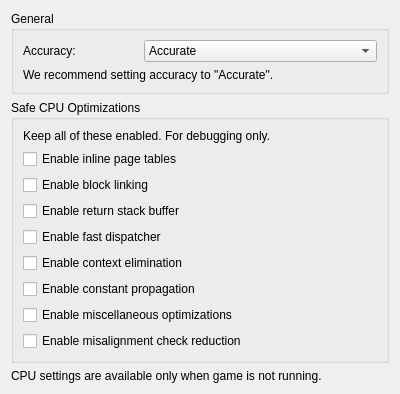
First picture: the form in src/yuzu/configuration/configure_cpu.ui, repository rorrim-rorrim/eden-alt, before the edit.
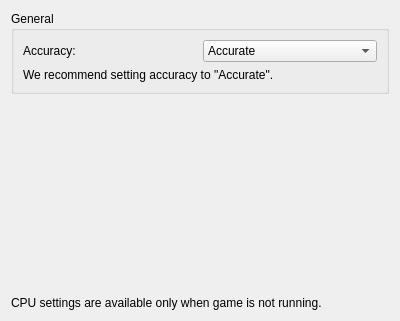
Second picture: the form after the edit.

Commit message: configure_cpu: Split optimization settings off into Debug tab

The edit to the form file:
```diff
--- a/src/yuzu/configuration/configure_cpu.ui
+++ b/src/yuzu/configuration/configure_cpu.ui
@@ -40,7 +40,7 @@
             </item>
             <item>
              <property name="text">
-              <string>Debugging Mode (Debugging ONLY)</string>
+              <string>Enable Debug Mode</string>
              </property>
             </item>
            </widget>
@@ -62,128 +62,6 @@
      </item>
     </layout>
    </item>
-   <item>
-    <layout class="QVBoxLayout">
-     <item>
-      <widget class="QGroupBox" name="group_safe">
-       <property name="title">
-        <string>Safe CPU Optimizations</string>
-       </property>
-       <layout class="QVBoxLayout">
-        <item>
-         <widget class="QLabel">
-          <property name="wordWrap">
-            <bool>1</bool>
-          </property>
-          <property name="text">
-           <string>Keep all of these enabled. For debugging only.</string>
-          </property>
-         </widget>
-        </item>
-        <item>
-         <widget class="QCheckBox" name="cpuopt_page_tables">
-          <property name="text">
-           <string>Enable inline page tables</string>
-          </property>
-          <property name="toolTip">
-           <string>
-            &lt;div style="white-space: nowrap"&gt;This optimization speeds up memory accesses by the guest program.&lt;/div&gt;
-            &lt;div style="white-space: nowrap"&gt;Enabling it inlines accesses to PageTable::pointers into emitted code.&lt;/div&gt;
-            &lt;div style="white-space: nowrap"&gt;Disabling this forces all memory accesses to go through the Memory::Read/Memory::Write functions.&lt;/div&gt;
-           </string>
-          </property>
-         </widget>
-        </item>
-        <item>
-         <widget class="QCheckBox" name="cpuopt_block_linking">
-          <property name="text">
-           <string>Enable block linking</string>
-          </property>
-          <property name="toolTip">
-           <string>
-            &lt;div&gt;This optimization avoids dispatcher lookups by allowing emitted basic blocks to jump directly to other basic blocks if the destination PC is static.&lt;/div&gt;
-           </string>
-          </property>
-         </widget>
-        </item>
-        <item>
-         <widget class="QCheckBox" name="cpuopt_return_stack_buffer">
-          <property name="text">
-           <string>Enable return stack buffer</string>
-          </property>
-          <property name="toolTip">
-           <string>
-            &lt;div&gt;This optimization avoids dispatcher lookups by keeping track potential return addresses of BL instructions. This approximates what happens with a return stack buffer on a real CPU.&lt;/div&gt;
-           </string>
-          </property>
-         </widget>
-        </item>
-        <item>
-         <widget class="QCheckBox" name="cpuopt_fast_dispatcher">
-          <property name="text">
-           <string>Enable fast dispatcher</string>
-          </property>
-          <property name="toolTip">
-           <string>
-            &lt;div&gt;Enable a two-tiered dispatch system. A faster dispatcher written in assembly has a small MRU cache of jump destinations is used first. If that fails, dispatch falls back to the slower C++ dispatcher.&lt;/div&gt;
-           </string>
-          </property>
-         </widget>
-        </item>
-        <item>
-         <widget class="QCheckBox" name="cpuopt_context_elimination">
-          <property name="text">
-           <string>Enable context elimination</string>
-          </property>
-          <property name="toolTip">
-           <string>
-            &lt;div&gt;Enables an IR optimization that reduces unnecessary accesses to the CPU context structure.&lt;/div&gt;
-           </string>
-          </property>
-         </widget>
-        </item>
-        <item>
-         <widget class="QCheckBox" name="cpuopt_const_prop">
-          <property name="text">
-           <string>Enable constant propagation</string>
-          </property>
-          <property name="toolTip">
-           <string>
-            &lt;div&gt;Enables IR optimizations that involve constant propagation.&lt;/div&gt;
-           </string>
-          </property>
-         </widget>
-        </item>
-        <item>
-         <widget class="QCheckBox" name="cpuopt_misc_ir">
-          <property name="text">
-           <string>Enable miscellaneous optimizations</string>
-          </property>
-          <property name="toolTip">
-           <string>
-            &lt;div&gt;Enables miscellaneous IR optimizations.&lt;/div&gt;
-           </string>
-          </property>
-         </widget>
-        </item>
-        <item>
-         <widget class="QCheckBox" name="cpuopt_reduce_misalign_checks">
-          <property name="text">
-           <string>Enable misalignment check reduction</string>
-          </property>
-          <property name="toolTip">
-           <string>
-            &lt;div style="white-space: nowrap"&gt;When enabled, a misalignment is only triggered when an access crosses a page boundary.&lt;/div&gt;
-            &lt;div style="white-space: nowrap"&gt;When disabled, a misalignment is triggered on all misaligned accesses.&lt;/div&gt;
-           </string>
-          </property>
-         </widget>
-        </item>
-       </layout>
-      </widget>
-     </item>
-    </layout>
-   </item>
    <item>
     <spacer name="verticalSpacer">
      <property name="orientation">
```
The commit also changes 7 other files.
